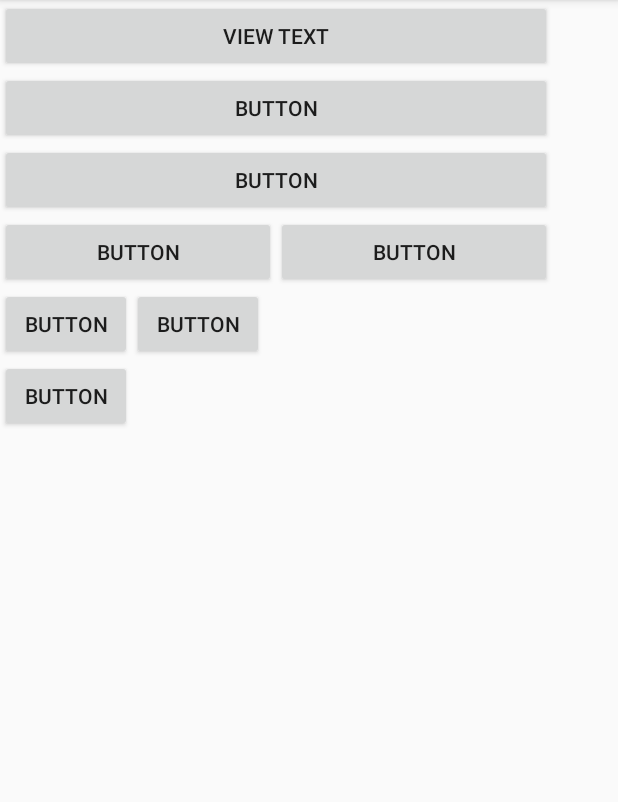
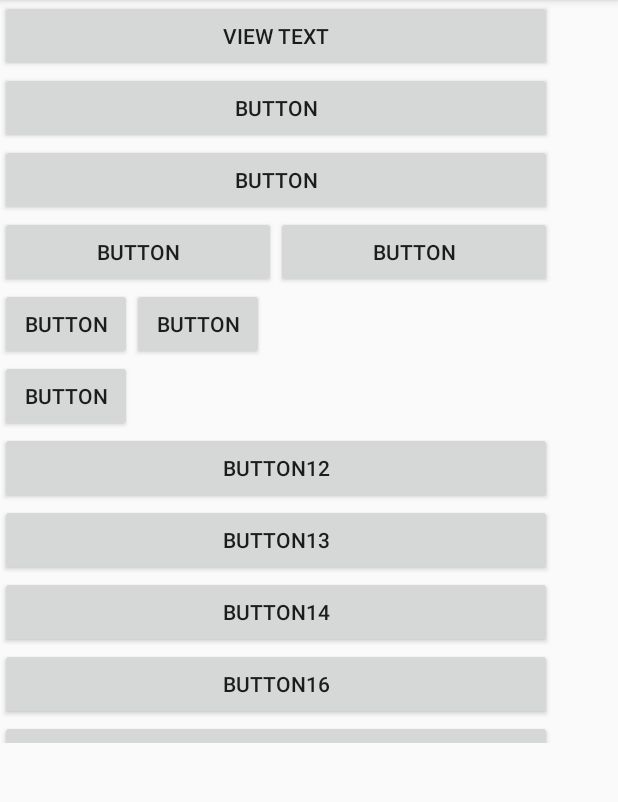
Before and after one commit to 2018Android/Android-Ch5_4_3, an Android app: the screen it shows after launch (MainActivity), on a phone screen of 412 x 824 dp, the part 84-886 px from its top. Run offline under Robolectric (Android 15) with nearby library versions, the phone set to English and light mode, and no system bars.

Commit message:
練習scrollview

```diff
--- a/app/src/main/res/layout/activity_main.xml
+++ b/app/src/main/res/layout/activity_main.xml
@@ -56,13 +56,12 @@
         <TableLayout
             android:layout_width="match_parent"
             android:layout_height="wrap_content"
-            android:layout_weight="1"
             tools:layout_editor_absoluteX="8dp"
             tools:layout_editor_absoluteY="8dp">
 
             <TableRow
                 android:layout_width="match_parent"
-                android:layout_height="match_parent" >
+                android:layout_height="wrap_content">
 
                 <Button
                     android:id="@+id/button8"
@@ -79,15 +78,59 @@
 
             <TableRow
                 android:layout_width="match_parent"
-                android:layout_height="match_parent" >
+                android:layout_height="wrap_content">
 
                 <Button
                     android:id="@+id/button11"
                     android:layout_width="wrap_content"
                     android:layout_height="wrap_content"
                     android:text="Button" />
+
             </TableRow>
 
         </TableLayout>
+
+        <ScrollView
+            android:layout_width="match_parent"
+            android:layout_height="wrap_content"
+            tools:layout_editor_absoluteX="8dp"
+            tools:layout_editor_absoluteY="8dp">
+
+            <LinearLayout
+                android:layout_width="match_parent"
+                android:layout_height="wrap_content"
+                android:orientation="vertical" >
+
+                <Button
+                    android:id="@+id/button12"
+                    android:layout_width="match_parent"
+                    android:layout_height="wrap_content"
+                    android:text="Button12" />
+
+                <Button
+                    android:id="@+id/button13"
+                    android:layout_width="match_parent"
+                    android:layout_height="wrap_content"
+                    android:text="Button13" />
+
+                <Button
+                    android:id="@+id/button14"
+                    android:layout_width="match_parent"
+                    android:layout_height="wrap_content"
+                    android:text="Button14" />
+
+                <Button
+                    android:id="@+id/button16"
+                    android:layout_width="match_parent"
+                    android:layout_height="wrap_content"
+                    android:text="Button16" />
+
+                <Button
+                    android:id="@+id/button15"
+                    android:layout_width="match_parent"
+                    android:layout_height="wrap_content"
+                    android:text="Button15" />
+            </LinearLayout>
+        </ScrollView>
     </LinearLayout>
 </android.support.constraint.ConstraintLayout>
```
